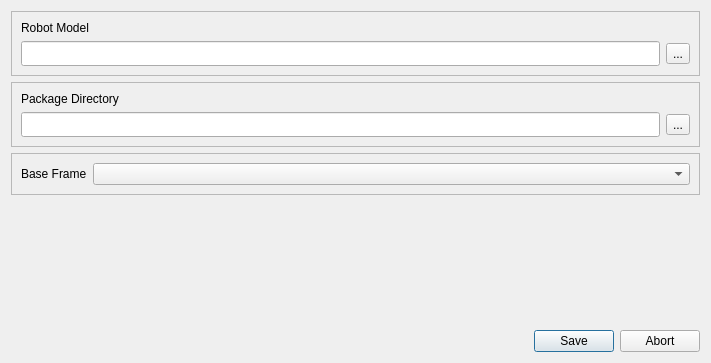
ami-iit/robot-log-visualizer, file robot_log_visualizer/ui/misc/set_robot_model.ui: the form before one commit.
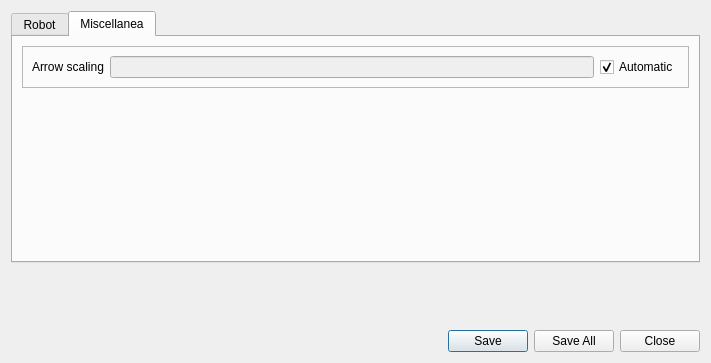
The form after the commit. The open tabs and pages were chosen to show the change.

Commit message: ✨ Add the possibility to draw 3d arrows (#86)

What changed in the file:
```diff
--- a/robot_log_visualizer/ui/misc/set_robot_model.ui
+++ b/robot_log_visualizer/ui/misc/set_robot_model.ui
@@ -13,8 +13,41 @@
   <property name="windowTitle">
    <string>Dialog</string>
   </property>
-  <layout class="QFormLayout" name="formLayout">
-   <item row="0" column="0" colspan="2">
+  <layout class="QGridLayout" name="gridLayout">
+   <item row="1" column="0">
+    <spacer name="verticalSpacer">
+     <property name="orientation">
+      <enum>Qt::Vertical</enum>
+     </property>
+     <property name="sizeHint" stdset="0">
+      <size>
+       <width>20</width>
+       <height>40</height>
+      </size>
+     </property>
+    </spacer>
+   </item>
+   <item row="2" column="0">
+    <widget class="QDialogButtonBox" name="buttonBox">
+     <property name="orientation">
+      <enum>Qt::Horizontal</enum>
+     </property>
+     <property name="standardButtons">
+      <set>QDialogButtonBox::Close|QDialogButtonBox::Save|QDialogButtonBox::SaveAll</set>
+     </property>
+    </widget>
+   </item>
+   <item row="0" column="0">
+    <widget class="QTabWidget" name="tabWidget">
+     <property name="currentIndex">
+      <number>0</number>
+     </property>
+     <widget class="QWidget" name="robot_tab">
+      <attribute name="title">
+       <string>Robot</string>
+      </attribute>
+      <layout class="QVBoxLayout" name="verticalLayout">
+       <item>
     <widget class="QFrame" name="frame">
      <property name="frameShape">
       <enum>QFrame::StyledPanel</enum>
@@ -46,7 +79,7 @@
      </layout>
     </widget>
    </item>
-   <item row="1" column="0" colspan="2">
+       <item>
     <widget class="QFrame" name="frame_2">
      <property name="frameShape">
       <enum>QFrame::StyledPanel</enum>
@@ -78,7 +111,7 @@
      </layout>
     </widget>
    </item>
-   <item row="2" column="0" colspan="2">
+       <item>
     <widget class="QFrame" name="frame_3">
      <property name="frameShape">
       <enum>QFrame::StyledPanel</enum>
@@ -91,7 +124,7 @@
         </property>
        </widget>
       </item>
-      <item row="0" column="1">
+          <item row="1" column="0" colspan="2">
        <widget class="QComboBox" name="frameNameComboBox">
         <property name="maxVisibleItems">
          <number>5</number>
@@ -101,18 +134,60 @@
      </layout>
     </widget>
    </item>
-   <item row="4" column="0" colspan="2">
-    <widget class="QDialogButtonBox" name="buttonBox">
-     <property name="orientation">
-      <enum>Qt::Horizontal</enum>
-     </property>
-     <property name="standardButtons">
-      <set>QDialogButtonBox::Abort|QDialogButtonBox::Save</set>
-     </property>
-    </widget>
-   </item>
-   <item row="3" column="1">
-    <spacer name="verticalSpacer">
+      </layout>
+     </widget>
+     <widget class="QWidget" name="mischellanea_tab">
+      <attribute name="title">
+       <string>Miscellanea</string>
+      </attribute>
+      <layout class="QVBoxLayout" name="verticalLayout_2">
+       <item>
+        <widget class="QFrame" name="frame_4">
+         <property name="frameShape">
+          <enum>QFrame::StyledPanel</enum>
+         </property>
+         <property name="frameShadow">
+          <enum>QFrame::Raised</enum>
+         </property>
+         <layout class="QGridLayout" name="gridLayout_4">
+          <item row="0" column="0">
+           <widget class="QLabel" name="label_2">
+            <property name="text">
+             <string>Arrow scaling</string>
+            </property>
+           </widget>
+          </item>
+          <item row="0" column="1">
+           <widget class="QLineEdit" name="arrowScaling_lineEdit">
+            <property name="enabled">
+             <bool>false</bool>
+            </property>
+            <property name="readOnly">
+             <bool>false</bool>
+            </property>
+            <property name="clearButtonEnabled">
+             <bool>false</bool>
+            </property>
+           </widget>
+          </item>
+          <item row="0" column="2">
+           <widget class="QCheckBox" name="arrowScaling_checkBox">
+            <property name="text">
+             <string>Automatic</string>
+            </property>
+            <property name="checked">
+             <bool>true</bool>
+            </property>
+            <property name="tristate">
+             <bool>false</bool>
+            </property>
+           </widget>
+          </item>
+         </layout>
+        </widget>
+       </item>
+       <item>
+        <spacer name="verticalSpacer_3">
      <property name="orientation">
       <enum>Qt::Vertical</enum>
      </property>
@@ -123,6 +198,10 @@
       </size>
      </property>
     </spacer>
+       </item>
+      </layout>
+     </widget>
+    </widget>
    </item>
   </layout>
  </widget>
```
Left out of the diff: 32 changed lines with no effect on the pictures. Lines whose indentation alone changed are shown as unchanged. The commit also changes 4 other files.
